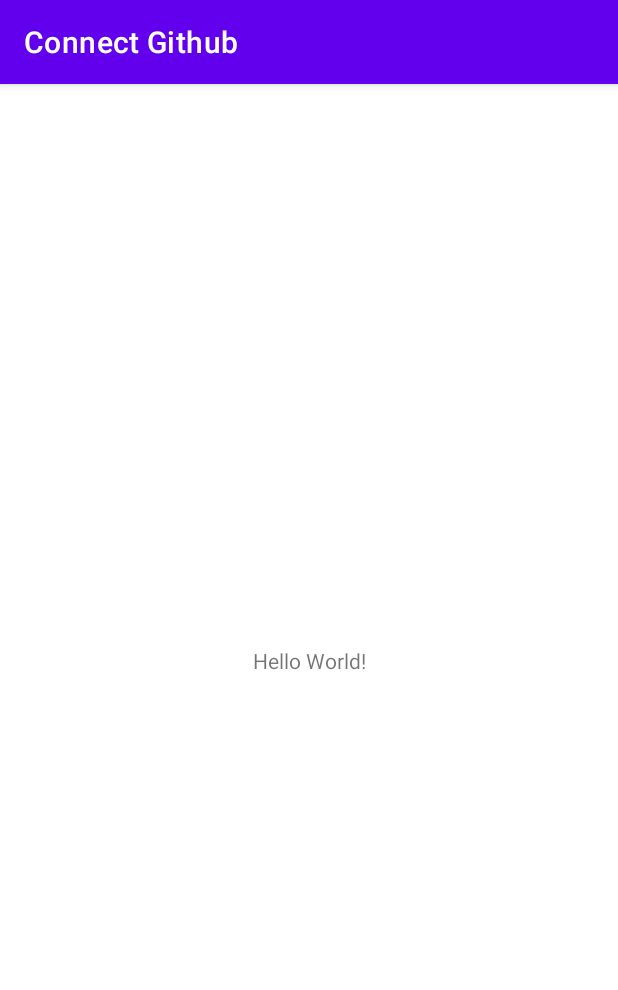
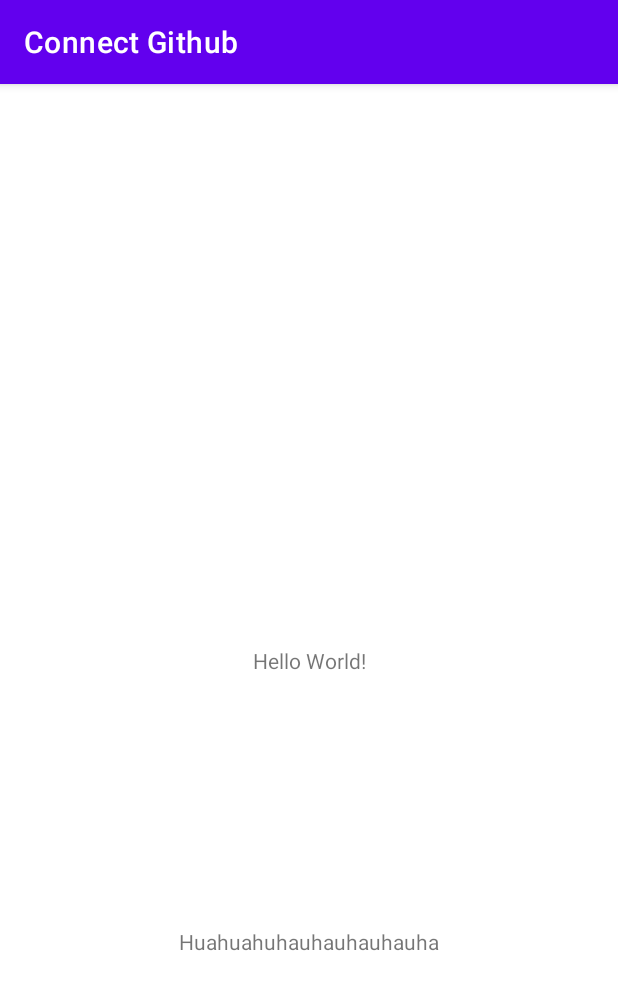
Before and after one commit to Thoriq-ha/Connect_Github, an Android app: the screen it shows after launch (MainActivity), on a phone screen of 412 x 824 dp. Shown: the top 990 px of the screen. Run offline under Robolectric (Android 15) with nearby library versions, the phone set to English and light mode, and no system bars.

Commit message:
add huahua textview

```diff
--- a/app/src/main/res/layout/activity_main.xml
+++ b/app/src/main/res/layout/activity_main.xml
@@ -7,6 +7,7 @@
     tools:context=".MainActivity">
 
     <TextView
+        android:id="@+id/hello"
         android:layout_width="wrap_content"
         android:layout_height="wrap_content"
         android:text="Hello World!"
@@ -14,5 +15,12 @@
         app:layout_constraintLeft_toLeftOf="parent"
         app:layout_constraintRight_toRightOf="parent"
         app:layout_constraintTop_toTopOf="parent" />
-
+    <TextView
+        android:layout_width="wrap_content"
+        android:layout_height="wrap_content"
+        android:text="Huahuahuhauhauhauhauha"
+        app:layout_constraintBottom_toBottomOf="parent"
+        app:layout_constraintLeft_toLeftOf="parent"
+        app:layout_constraintRight_toRightOf="parent"
+        app:layout_constraintTop_toTopOf="@id/hello" />
 </androidx.constraintlayout.widget.ConstraintLayout>
```
